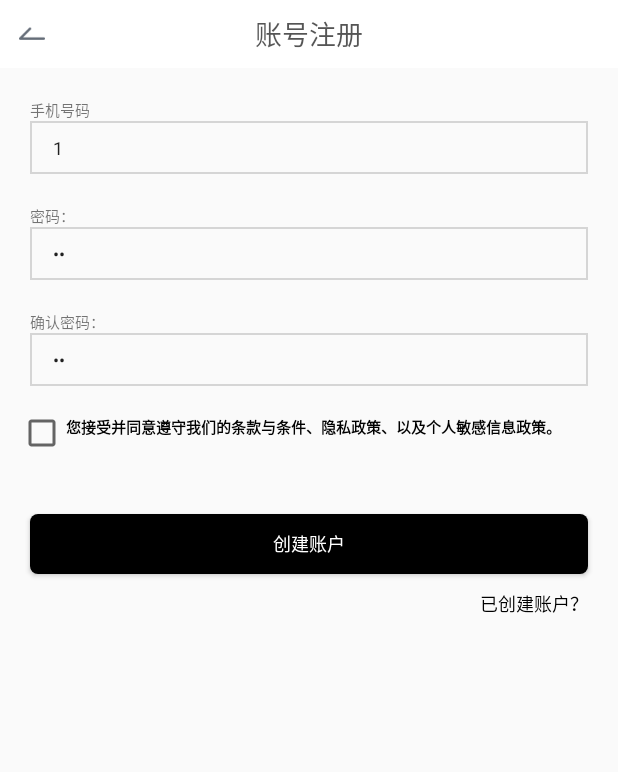
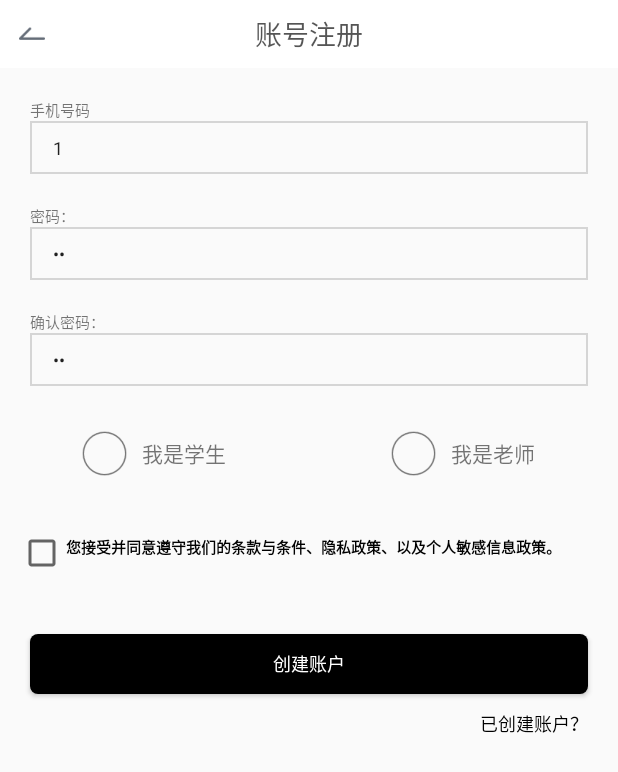
Before and after one commit to PrismK/JapaneseELearn, an Android app: the RegisterActivity screen opened directly, with no data from a screen before it, on a phone screen of 412 x 824 dp. Shown: the top 772 px of the screen. Run offline under Robolectric (Android 15) with nearby library versions, the light colour scheme and no system bars; our stand-ins replace CircleImageView, EventBus; libraries missing offline, so code that uses them is left out: com.github.anzewei.parallaxbacklayout, com.gyf.barlibrary; 4 statements that could not run were skipped.

Commit message:
[DataBase]Change user table

```diff
--- a/app/src/main/java/com/prismk/japaneseelearn/activities/RegisterActivity.java
+++ b/app/src/main/java/com/prismk/japaneseelearn/activities/RegisterActivity.java
@@ -10,6 +10,8 @@ import android.widget.Button;
 import android.widget.CheckBox;
 import android.widget.EditText;
 import android.widget.ImageButton;
+import android.widget.LinearLayout;
+import android.widget.RadioButton;
 import android.widget.TextView;
 import android.widget.Toast;
 
@@ -32,6 +34,10 @@ public class RegisterActivity extends BaseActivity {
     private SharedPreferences login_sp;
     private SharedPreferences.Editor editor;
     private TextView tv_alreadyhave;
+    private LinearLayout ll_student;
+    private LinearLayout ll_teacher;
+    private RadioButton rb_student;
+    private RadioButton rb_teacher;
 
     @Override
     protected void onCreate(Bundle savedInstanceState) {
@@ -61,6 +67,8 @@ public class RegisterActivity extends BaseActivity {
         btn_register_ok.setOnClickListener(m_register_Listener);
         tv_agree.setOnClickListener(m_register_Listener);
         tv_alreadyhave.setOnClickListener(m_register_Listener);
+        ll_student.setOnClickListener(m_register_Listener);
+        ll_teacher.setOnClickListener(m_register_Listener);
     }
 
     private void initView() {
@@ -71,9 +79,13 @@ public class RegisterActivity extends BaseActivity {
         imbtn_register_delete_username = findViewById(R.id.imbtn_register_delete_username);
         imbtn_register_delete_pw = findViewById(R.id.imbtn_register_delete_pw);
         imbtn_register_delete_repw = findViewById(R.id.imbtn_register_delete_repw);
-        cb_agree = (CheckBox) findViewById(R.id.cb_agree);
-        tv_agree = (TextView) findViewById(R.id.tv_agree);
-        tv_alreadyhave = (TextView) findViewById(R.id.tv_alreadyhave);
+        cb_agree = findViewById(R.id.cb_agree);
+        tv_agree = findViewById(R.id.tv_agree);
+        tv_alreadyhave = findViewById(R.id.tv_alreadyhave);
+        ll_student = findViewById(R.id.ll_student);
+        ll_teacher = findViewById(R.id.ll_teacher);
+        rb_teacher = findViewById(R.id.rb_teacher);
+        rb_student = findViewById(R.id.rb_student);
     }
 
     private void initTitle() {
@@ -149,6 +161,15 @@ public class RegisterActivity extends BaseActivity {
                     break;
                 case R.id.tv_alreadyhave:
                     goBack();
+                    break;
+                case R.id.ll_student:
+                    rb_student.setChecked(true);
+                    rb_teacher.setChecked(false);
+                    break;
+                case R.id.ll_teacher:
+                    rb_student.setChecked(false);
+                    rb_teacher.setChecked(true);
+                    break;
             }
         }
     };
@@ -162,6 +183,9 @@ public class RegisterActivity extends BaseActivity {
                 Toast.makeText(this, "请阅读条款", Toast.LENGTH_SHORT).show();
                 return;
             }
+            if (!rb_student.isChecked() && !rb_teacher.isChecked()) {
+                Toast.makeText(this, "请选择您的角色", Toast.LENGTH_SHORT).show();
+            }
             //检查用户是否存在
             int count = mUserDataManager.findUserByName(userName);
             //用户已经存在时返回，给出提示文字
@@ -173,7 +197,8 @@ public class RegisterActivity extends BaseActivity {
                 Toast.makeText(this, getString(R.string.pwd_not_the_same), Toast.LENGTH_SHORT).show();
                 return;
             } else {
-                UserData mUser = new UserData(userName, userPwd);
+                boolean teacherChecked = rb_teacher.isChecked();
+                UserData mUser = new UserData(userName, userPwd,teacherChecked,false);
                 mUserDataManager.openDataBase();
                 long flag = mUserDataManager.insertUserData(mUser); //新建用户信息
                 if (flag == -1) {
@@ -182,6 +207,7 @@ public class RegisterActivity extends BaseActivity {
                     Toast.makeText(this, getString(R.string.register_success), Toast.LENGTH_SHORT).show();
                     editor.putString("USER_NAME", userName);
                     editor.putString("PASSWORD", userPwd);
+                    editor.putBoolean("IS_TEACHER",teacherChecked);
                     editor.commit();
                     Intent intent_Register_to_Login = new Intent(RegisterActivity.this, MainActivity.class);    //切换User Activity至Login Activity
                     startActivity(intent_Register_to_Login);
--- a/app/src/main/java/com/prismk/japaneseelearn/managers/UserDataManager.java
+++ b/app/src/main/java/com/prismk/japaneseelearn/managers/UserDataManager.java
@@ -20,6 +20,8 @@ public class UserDataManager {             //用户数据管理类
     public static final String ID = "_id";
     public static final String USER_NAME = "user_name";
     public static final String USER_PWD = "user_pwd";
+    public static final String ISTEACHER = "isteacher";
+    public static final String ISVIP = "isvip";
 //    public static final String SILENT = "silent";
 //    public static final String VIBRATE = "vibrate";
     private static final int DB_VERSION = 2;
@@ -28,7 +30,7 @@ public class UserDataManager {             //用户数据管理类
     //创建用户book表 需要加上长度varchar到varchar(32), 长度自己定
     private static final String DB_CREATE = "CREATE TABLE " + TABLE_NAME + " ("
             + ID + " integer primary key," + USER_NAME + " varchar(15),"
-            + USER_PWD + " varchar(15)" + ");";
+            + USER_PWD + " varchar(15)," + ISTEACHER + " boolean," + ISVIP + " boolean" + ");";
 
     private SQLiteDatabase mSQLiteDatabase = null;
     private DataBaseManagementHelper mDatabaseHelper = null;
@@ -73,9 +75,13 @@ public class UserDataManager {             //用户数据管理类
     public long insertUserData(UserData userData) {
         String userName=userData.getUserName();
         String userPwd=userData.getUserPwd();
+        boolean teacherUser = userData.isTeacherUser();
+        boolean vip = userData.isVIP();
         ContentValues values = new ContentValues();
         values.put(USER_NAME, userName);
         values.put(USER_PWD, userPwd);
+        values.put(ISTEACHER,teacherUser);
+        values.put(ISVIP,vip);
         return mSQLiteDatabase.insert(TABLE_NAME, ID, values);
     }
     //更新用户信息，如修改密码
--- /dev/null
+++ b/app/src/main/res/drawable/selector_myradiobutton.xml
@@ -0,0 +1,7 @@
+<?xml version="1.0" encoding="utf-8"?>
+<selector xmlns:android="http://schemas.android.com/apk/res/android">
+    <item android:drawable="@drawable/radiobutton_select" android:state_checked="true" />
+    <!--选中时效果-->
+    <item android:drawable="@drawable/radiobutton_notselect" android:state_checked="false" />
+    <!--未选中时效果-->
+</selector>
--- a/app/src/main/res/layout/activity_register.xml
+++ b/app/src/main/res/layout/activity_register.xml
@@ -115,7 +115,77 @@
     <LinearLayout
         android:layout_width="match_parent"
         android:layout_height="wrap_content"
-        android:orientation="horizontal">
+        android:orientation="horizontal"
+        android:layout_marginTop="30dp">
+
+        <RadioGroup
+            android:layout_width="match_parent"
+            android:layout_height="match_parent"
+            android:orientation="horizontal">
+
+            <LinearLayout
+                android:id="@+id/ll_student"
+                android:layout_width="0dp"
+                android:layout_height="match_parent"
+                android:layout_weight="1"
+                android:orientation="horizontal"
+                android:gravity="center">
+
+                <RadioButton
+                    android:id="@+id/rb_student"
+                    android:layout_width="30dp"
+                    android:layout_height="30dp"
+                    android:layout_gravity="center"
+                    android:background="@drawable/selector_myradiobutton"
+                    android:button="@null"
+                    android:checked="false"
+                    android:clickable="false"/>
+
+                <TextView
+                    android:layout_width="wrap_content"
+                    android:layout_height="match_parent"
+                    android:layout_marginLeft="10dp"
+                    android:gravity="center_vertical"
+                    android:text="我是学生" />
+
+            </LinearLayout>
+
+            <LinearLayout
+                android:id="@+id/ll_teacher"
+                android:layout_width="0dp"
+                android:layout_height="match_parent"
+                android:layout_weight="1"
+                android:orientation="horizontal"
+                android:gravity="center">
+
+                <RadioButton
+                    android:id="@+id/rb_teacher"
+                    android:layout_width="30dp"
+                    android:layout_height="30dp"
+                    android:layout_gravity="center"
+                    android:background="@drawable/selector_myradiobutton"
+                    android:button="@null"
+                    android:checked="false"
+                    android:clickable="false"/>
+
+                <TextView
+                    android:layout_width="wrap_content"
+                    android:layout_height="match_parent"
+                    android:layout_marginLeft="10dp"
+                    android:gravity="center_vertical"
+                    android:text="我是老师" />
+
+            </LinearLayout>
+
+        </RadioGroup>
+
+    </LinearLayout>
+
+    <LinearLayout
+        android:layout_width="match_parent"
+        android:layout_height="wrap_content"
+        android:orientation="horizontal"
+        android:layout_marginTop="20dp">
 
         <CheckBox
             android:id="@+id/cb_agree"
```
Also changed, not shown: app/src/main/java/com/prismk/japaneseelearn/activities/MainOfTeacherActivity.java (added, +236 -0 lines), app/src/main/java/com/prismk/japaneseelearn/bean/UserData.java (+29 -3 lines), app/src/main/res/layout/activity_main_of_teacher.xml (added, +83 -0 lines), app/src/main/res/drawable-v24/radiobutton_notselect.png (added), app/src/main/res/drawable-v24/radiobutton_select.png (added), app/src/main/res/mipmap-xhdpi/radiobutton_notselect.png (added), app/src/main/res/mipmap-xhdpi/radiobutton_select.png (added), app/src/main/res/mipmap-xhdpi/teacher_add.png (added).
